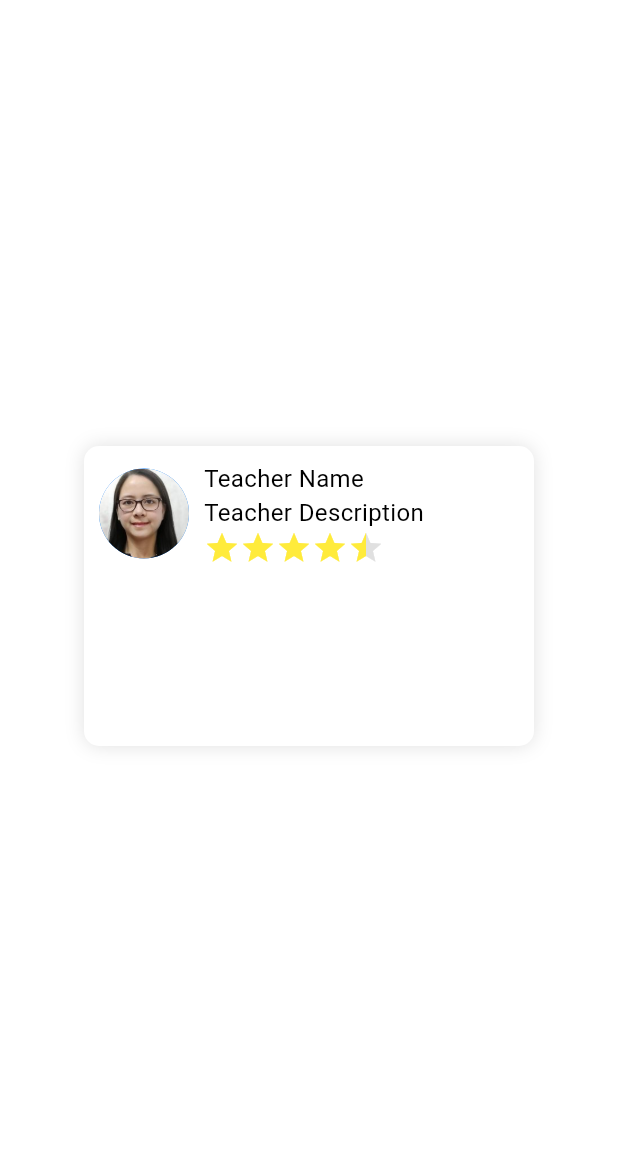
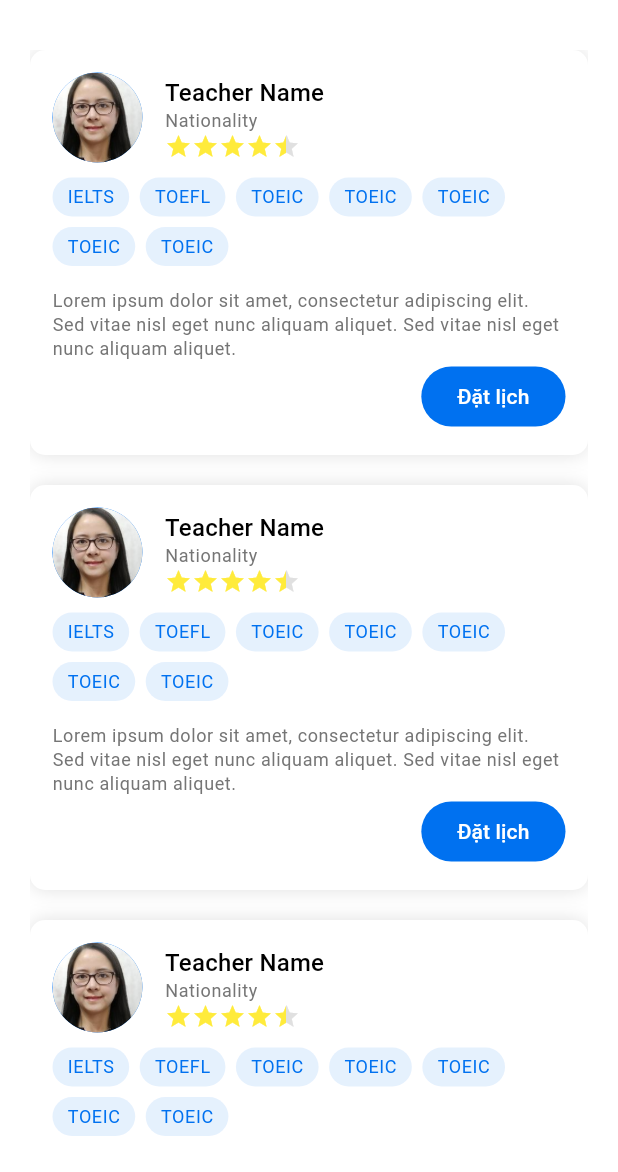
Before and after one commit to longvu2907/LetTutor, a Flutter app: the screen it shows after launch, on a phone screen of 412 x 824 dp, the part 64-1236 px from its top. Run offline on Flutter 3.47's test engine with Material 2 defaults, Android fonts, the phone set to English and light mode, and no system bars; our stand-ins replace flutter_form_builder, flutter_svg, form_builder_validators, material_design_icons_flutter.

Commit message:
teacher card

```diff
--- a/lib/pages/auth/widgets/auth_layout.dart
+++ b/lib/pages/auth/widgets/auth_layout.dart
@@ -1,5 +1,4 @@
 import 'package:flutter/material.dart';
-import 'package:flutter_svg/flutter_svg.dart';
 import 'package:lettutor/widgets/custom_app_bar.dart';
 import 'package:lettutor/widgets/outlined_icon_button.dart';
 import 'package:material_design_icons_flutter/material_design_icons_flutter.dart';
--- a/lib/pages/home_page.dart
+++ b/lib/pages/home_page.dart
@@ -7,10 +7,18 @@ class HomePage extends StatelessWidget {
 
   @override
   Widget build(BuildContext context) {
-    return const Scaffold(
+    return Scaffold(
       appBar: CustomAppBar(),
-      body: Center(
-        child: TeacherCard(),
+      body: Container(
+        padding: const EdgeInsets.all(20),
+        child: ListView.separated(
+            itemBuilder: ((context, index) {
+              return TeacherCard();
+            }),
+            separatorBuilder: ((context, index) {
+              return const SizedBox(height: 20);
+            }),
+            itemCount: 10),
       ),
     );
   }
--- a/lib/theme/app_theme.dart
+++ b/lib/theme/app_theme.dart
@@ -12,12 +12,20 @@ ThemeData appTheme = ThemeData(
         fontSize: 30,
         fontWeight: FontWeight.w500,
       ),
+      titleMedium: TextStyle(
+        fontSize: 16,
+        fontWeight: FontWeight.w500,
+      ),
+      titleSmall: TextStyle(
+        fontSize: 14,
+        fontWeight: FontWeight.w500,
+      ),
       bodyMedium: TextStyle(
         fontSize: 16,
         fontWeight: FontWeight.w400,
       ),
       bodySmall: TextStyle(
-        fontSize: 14,
+        fontSize: 12,
         fontWeight: FontWeight.w400,
       ),
     ),
--- a/lib/widgets/teacher_card.dart
+++ b/lib/widgets/teacher_card.dart
@@ -1,4 +1,5 @@
 import 'package:flutter/material.dart';
+import 'package:lettutor/widgets/button.dart';
 import 'package:lettutor/widgets/rating.dart';
 
 class TeacherCard extends StatelessWidget {
@@ -8,8 +9,7 @@ class TeacherCard extends StatelessWidget {
   Widget build(BuildContext context) {
     return Container(
       width: 300,
-      height: 200,
-      padding: const EdgeInsets.all(10),
+      padding: const EdgeInsets.all(15),
       decoration: BoxDecoration(
         color: Colors.white,
         borderRadius: BorderRadius.circular(10),
@@ -22,26 +22,104 @@ class TeacherCard extends StatelessWidget {
         ],
       ),
       child: Column(
+        crossAxisAlignment: CrossAxisAlignment.start,
         children: [
-          Row(children: [
-            Container(
-              margin: EdgeInsets.only(right: 10),
-              child: CircleAvatar(
+          Wrap(
+            crossAxisAlignment: WrapCrossAlignment.center,
+            spacing: 15,
+            children: [
+              const CircleAvatar(
                 radius: 30,
                 backgroundImage: AssetImage('assets/images/teacher.jpg'),
               ),
-            ),
-            Column(
-              crossAxisAlignment: CrossAxisAlignment.start,
-              children: [
-                Text('Teacher Name'),
-                Text('Teacher Description'),
-                Rating(rating: 4.5),
-              ],
-            ),
-          ]),
+              Column(
+                crossAxisAlignment: CrossAxisAlignment.start,
+                children: [
+                  Text(
+                    'Teacher Name',
+                    style: Theme.of(context).textTheme.titleMedium?.copyWith(
+                          height: 1.4,
+                        ),
+                  ),
+                  Text(
+                    'Nationality',
+                    style: Theme.of(context).textTheme.bodySmall?.copyWith(
+                          color: Colors.grey.shade600,
+                        ),
+                  ),
+                  const Rating(
+                    rating: 4.5,
+                    size: 18,
+                  ),
+                ],
+              ),
+            ],
+          ),
+          const SizedBox(height: 10),
+
+          // Tags
+          const Wrap(
+            spacing: 7,
+            runSpacing: 7,
+            children: [
+              Tag(text: 'IELTS'),
+              Tag(text: 'TOEFL'),
+              Tag(text: 'TOEIC'),
+              Tag(text: 'TOEIC'),
+              Tag(text: 'TOEIC'),
+              Tag(text: 'TOEIC'),
+              Tag(text: 'TOEIC'),
+            ],
+          ),
+          const SizedBox(height: 15),
+
+          //Description
+          Text(
+            'Lorem ipsum dolor sit amet, consectetur adipiscing elit. Sed vitae nisl eget nunc aliquam aliquet. Sed vitae nisl eget nunc aliquam aliquet.',
+            style: Theme.of(context).textTheme.bodySmall?.copyWith(
+                  color: Colors.grey.shade600,
+                ),
+          ),
+
+          // Button
+          Row(
+            mainAxisAlignment: MainAxisAlignment.end,
+            children: [
+              Button(
+                text: 'Đặt lịch',
+                onPressed: () => print('Book'),
+                rounded: true,
+              ),
+            ],
+          )
         ],
       ),
     );
   }
 }
+
+class Tag extends StatelessWidget {
+  final String text;
+
+  const Tag({
+    super.key,
+    required this.text,
+  });
+
+  @override
+  Widget build(BuildContext context) {
+    return Container(
+      padding: const EdgeInsets.symmetric(vertical: 5, horizontal: 10),
+      decoration: BoxDecoration(
+        color: Theme.of(context).primaryColor.withOpacity(.1),
+        borderRadius: BorderRadius.circular(100),
+      ),
+      child: Text(
+        text,
+        style: Theme.of(context).textTheme.bodySmall?.copyWith(
+              color: Theme.of(context).primaryColor,
+            ),
+      ),
+    );
+  }
+}
```
